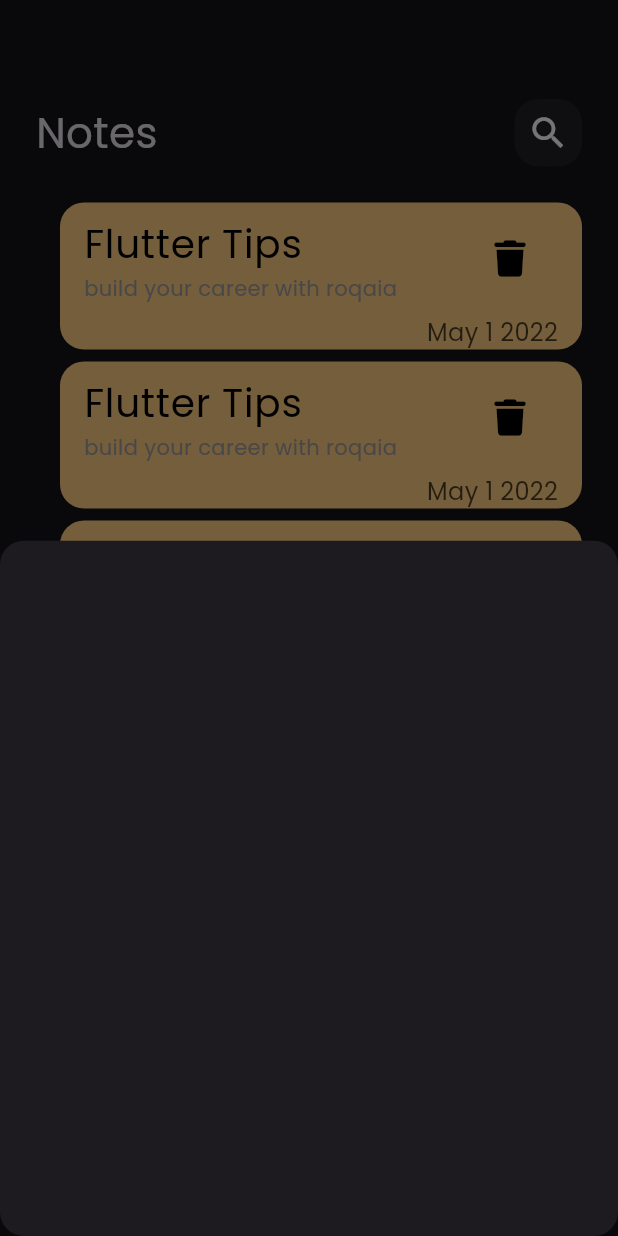
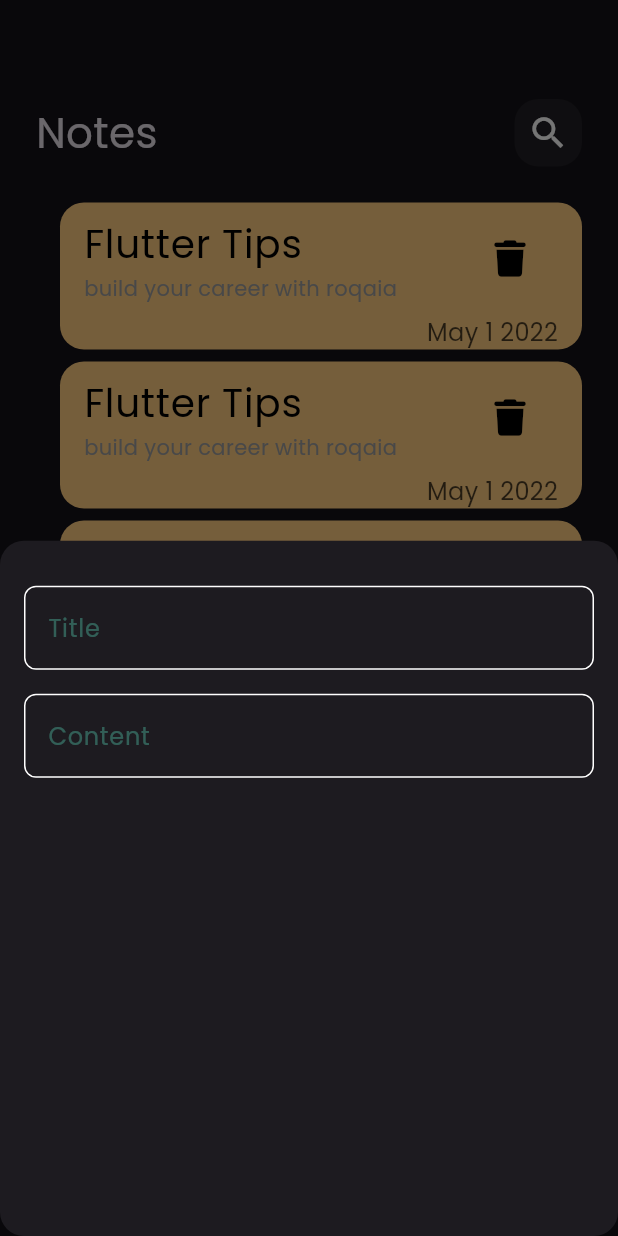
Before and after one commit to Roqaia2005/notes_app, a Flutter app: the screen it shows after launch, after a tap on the "add" icon, on a phone screen of 412 x 824 dp. Run offline on Flutter 3.47's test engine with Material 3 defaults, Android fonts, the phone set to English and light mode, and no system bars; our stand-ins replace font_awesome_flutter.

Commit message:
add fields to bottom sheet

```diff
--- /dev/null
+++ b/lib/constants.dart
@@ -0,0 +1,4 @@
+
+ import 'package:flutter/material.dart';
+
+const  kPrimaryColor=  Color(0xFF62FCD7);
--- a/lib/widgets/add_note_bottom_sheet.dart
+++ b/lib/widgets/add_note_bottom_sheet.dart
@@ -1,12 +1,23 @@
 import 'package:flutter/material.dart';
+import 'package:notes_app/widgets/custom_text_field.dart';
 
 class AddNoteBottomSheet extends StatelessWidget {
   const AddNoteBottomSheet({super.key});
 
   @override
   Widget build(BuildContext context) {
-    return Container(
-
+    return const Padding(
+      padding: const EdgeInsets.symmetric(horizontal: 16),
+      child: Column(
+        children: [
+          SizedBox(
+            height: 30,
+          ),
+          customTextField(hint: "Title",),
+          SizedBox(height: 16,),
+          customTextField(hint: "Content",maxLines: 5,),
+        ],
+      ),
     );
   }
 }
--- /dev/null
+++ b/lib/widgets/custom_text_field.dart
@@ -0,0 +1,28 @@
+import 'package:flutter/material.dart';
+import 'package:notes_app/constants.dart';
+
+class customTextField extends StatelessWidget {
+  const customTextField({super.key, required this.hint,  this.maxLines=1});
+  final String hint;
+  final int maxLines;
+
+  @override
+  Widget build(BuildContext context) {
+    return TextField(
+      cursorColor: kPrimaryColor,
+      decoration: InputDecoration(
+          hintText: hint,
+          hintMaxLines: maxLines,
+          hintStyle: TextStyle(color: kPrimaryColor.withOpacity(0.3)),
+          // border: buildBorder(),
+          enabledBorder: buildBorder(),
+          focusedBorder: buildBorder(kPrimaryColor)),
+    );
+  }
+
+  OutlineInputBorder buildBorder([Color? color]) {
+    return OutlineInputBorder(
+        borderRadius: BorderRadius.circular(8),
+        borderSide: BorderSide(color: color ?? Colors.white));
+  }
+}
```
